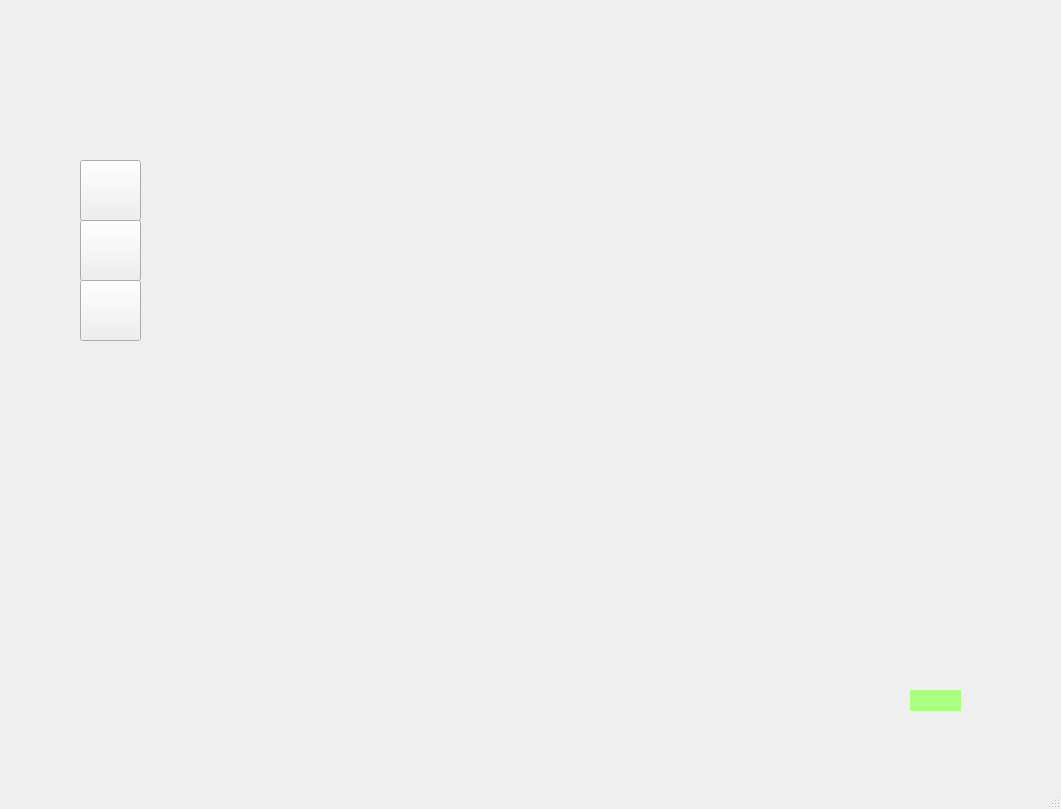
Qt form SpriteEditor/spriteview.ui (bestcreator01/sprite-editor) before a commit.
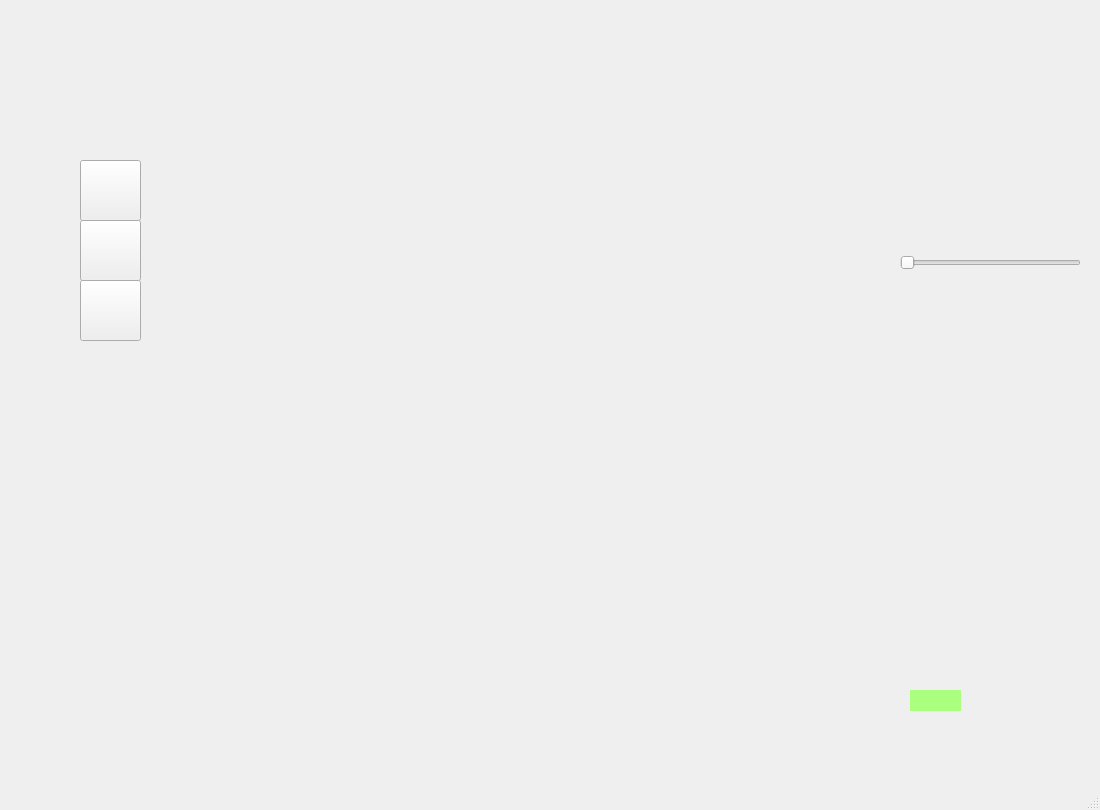
The same form after that commit.

```diff
--- a/SpriteEditor/spriteview.ui
+++ b/SpriteEditor/spriteview.ui
@@ -6,8 +6,8 @@
    <rect>
     <x>0</x>
     <y>0</y>
-    <width>1061</width>
-    <height>809</height>
+    <width>1100</width>
+    <height>810</height>
    </rect>
   </property>
   <property name="mouseTracking">
@@ -106,6 +106,19 @@
      <string/>
     </property>
    </widget>
+   <widget class="QSlider" name="horizontalSlider">
+    <property name="geometry">
+     <rect>
+      <x>900</x>
+      <y>250</y>
+      <width>181</width>
+      <height>25</height>
+     </rect>
+    </property>
+    <property name="orientation">
+     <enum>Qt::Horizontal</enum>
+    </property>
+   </widget>
   </widget>
   <widget class="QMenuBar" name="menubar">
    <property name="geometry">
```
Left out of the diff: 4 changed lines with no effect on the pictures.
